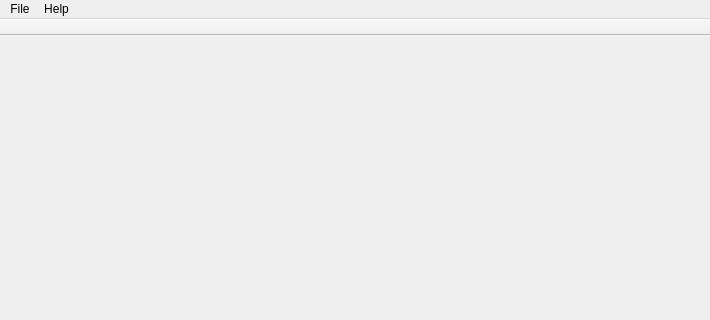
The window that lib/gui/lib/MainWindow/MainWindow.ui (F8LEFT/ART) describes before a commit, drawn with Qt 5; both pictures show x 0 to 710 and y 0 to 320 of the 710 by 462 pixel window.
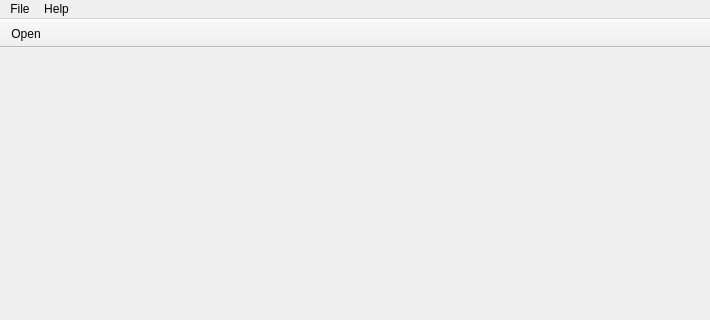
The same window after the commit. Icons and pictures are not drawn.

```diff
--- a/lib/gui/lib/MainWindow/MainWindow.ui
+++ b/lib/gui/lib/MainWindow/MainWindow.ui
@@ -56,6 +56,7 @@
    <attribute name="toolBarBreak">
     <bool>false</bool>
    </attribute>
+   <addaction name="actionOpen"/>
   </widget>
   <widget class="QStatusBar" name="statusBar"/>
   <widget class="QToolBar" name="cmdBar">
```
Left out of the diff: 8 changed lines with no effect on the pictures.
